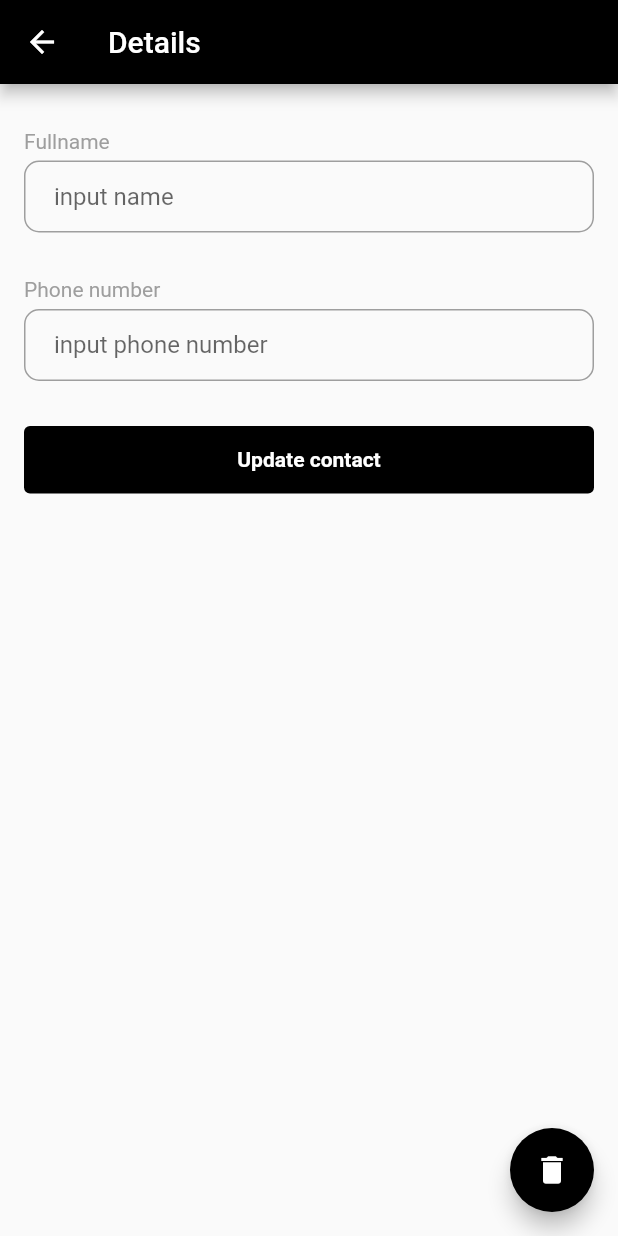
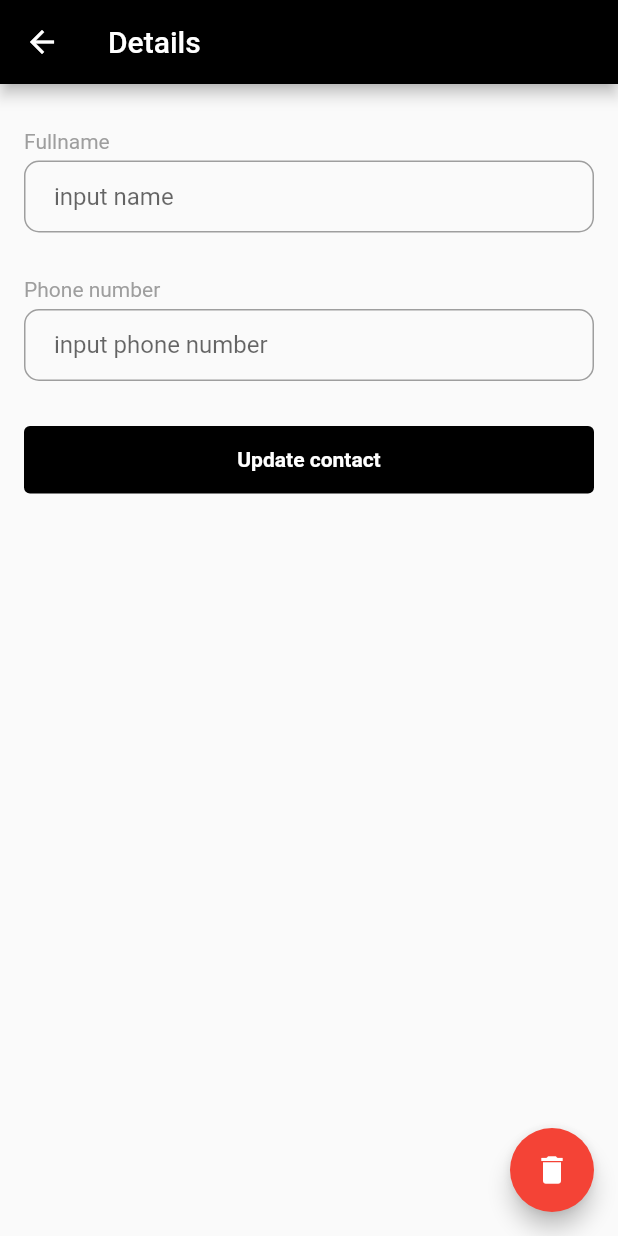
Before and after one commit to Mr-Malomz/flutter_mongo, a Flutter app: the Detail screen opened directly, on a phone screen of 412 x 824 dp. Run offline on Flutter 3.47's test engine with Material 2 defaults, Android fonts, the phone set to English and light mode, and no system bars.

Commit message:
ui clean up

```diff
--- a/lib/screens/detail.dart
+++ b/lib/screens/detail.dart
@@ -139,7 +139,7 @@ class _DetailState extends State<Detail> {
         onPressed: () {
           //todo
         },
-        backgroundColor: Colors.black,
+        backgroundColor: Colors.red,
         tooltip: 'Delete',
         child: const Icon(Icons.delete),
       ),
```
